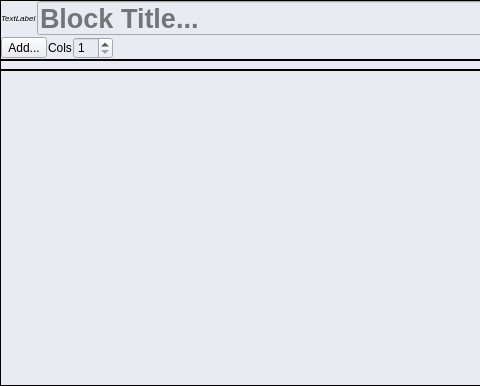
The window that gui/ContentWidget.ui (acroper/BeamerQt) describes before a commit, drawn with Qt 5; both pictures show x 0 to 480 and y 0 to 386 of the 744 by 386 pixel window.
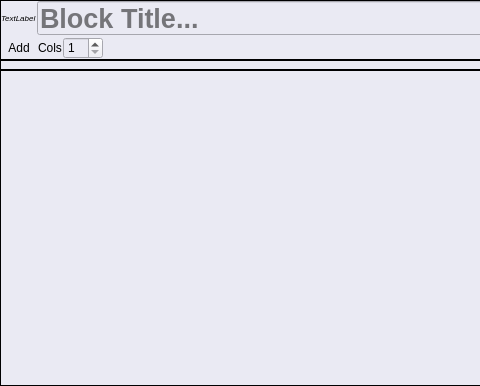
The same window after the commit. Icons and pictures are not drawn.

```diff
--- a/gui/ContentWidget.ui
+++ b/gui/ContentWidget.ui
@@ -212,7 +212,26 @@
                </font>
               </property>
               <property name="text">
-               <string>Add...</string>
+               <string>Add</string>
+              </property>
+              <property name="icon">
+               <iconset>
+                <normaloff>icons/add.png</normaloff>icons/add.png</iconset>
+              </property>
+              <property name="iconSize">
+               <size>
+                <width>50</width>
+                <height>50</height>
+               </size>
+              </property>
+              <property name="toolButtonStyle">
+               <enum>Qt::ToolButtonTextBesideIcon</enum>
+              </property>
+              <property name="autoRaise">
+               <bool>true</bool>
+              </property>
+              <property name="arrowType">
+               <enum>Qt::NoArrow</enum>
               </property>
              </widget>
             </item>
```
